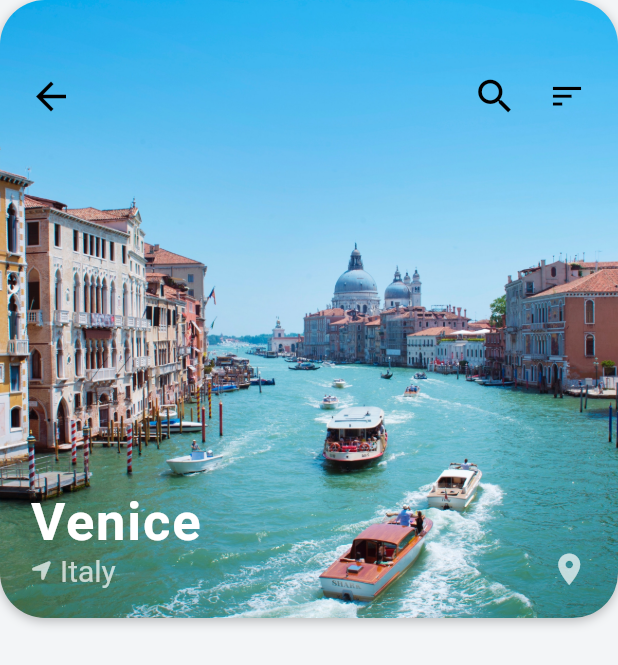
After one commit to nawnguyen/flutter_travel_ui_starter, a Flutter app: the screen it shows after launch, after a tap on an icon or button, on a phone screen of 412 x 824 dp. The commit adds this screen. Shown: the top 665 px of the screen. Run offline on Flutter 3.47's test engine with Material 2 defaults, Android fonts, the phone set to English and light mode, and no system bars; our stand-ins replace font_awesome_flutter; network calls fail.

```diff
--- /dev/null
+++ b/lib/screens/destination_screen.dart
@@ -0,0 +1,125 @@
+import 'package:flutter/cupertino.dart';
+import 'package:flutter/material.dart'
+    show BorderRadius, BoxDecoration, BoxShadow, BuildContext, Colors, Column, Container, IconButton, Icons, MediaQuery, Offset, Scaffold, Stack, State, StatefulWidget, Widget;
+import 'package:flutter_travel_ui_starter/models/destination_model.dart';
+import 'package:font_awesome_flutter/font_awesome_flutter.dart';
+
+class DestinationScreen extends StatefulWidget {
+  final Destination destination;
+
+  DestinationScreen({super.key, required this.destination});
+
+  @override
+  State<DestinationScreen> createState() => _DestinationScreenState();
+}
+
+class _DestinationScreenState extends State<DestinationScreen> {
+  @override
+  Widget build(BuildContext context) {
+    return Scaffold(
+      body: Column(
+        children: <Widget>[
+          Stack(
+            children: <Widget>[
+              Container(
+                height: MediaQuery.of(context).size.width,
+                decoration: BoxDecoration(
+                  borderRadius: BorderRadius.circular(30.0),
+                  boxShadow: const [
+                    BoxShadow(
+                      color: Colors.black26,
+                      offset: Offset(0.0, 2.0),
+                      blurRadius: 6.0,
+                    ),
+                  ],
+                ),
+                child: Hero(
+                  tag: widget.destination.imageUrl,
+                  child: ClipRRect(
+                    borderRadius: BorderRadius.circular(30.0),
+                    child: Image(
+                      image: AssetImage(widget.destination.imageUrl),
+                      fit: BoxFit.cover,
+                    ),
+                  ),
+                ),
+              ),
+              Padding(
+                padding: const EdgeInsets.symmetric(horizontal: 10.0, vertical: 40.0),
+                child: Row(
+                  mainAxisAlignment: MainAxisAlignment.spaceBetween,
+                  children: <Widget>[
+                    IconButton(
+                      icon: const Icon(Icons.arrow_back),
+                      iconSize: 30.0,
+                      color: Colors.black,
+                      onPressed: () => Navigator.pop(context),
+                    ),
+                    Row(children: <Widget>[
+                      IconButton(
+                        icon: const Icon(Icons.search),
+                        iconSize: 30.0,
+                        color: Colors.black,
+                        onPressed: () => Navigator.pop(context),
+                      ),IconButton(
+                        icon: Icon(Icons.sort),
+                        iconSize: 25.0,
+                        color: Colors.black,
+                        onPressed: () => Navigator.pop(context),
+                      ),
+                     ],
+                    ),
+                  ],
+                ),
+              ),
+              Positioned(
+                left: 20.0,
+                bottom: 20.0,
+                child: Column(
+                  crossAxisAlignment: CrossAxisAlignment.start,
+                  children: <Widget>[
+                    Text(
+                      widget.destination.city,
+                      style: const TextStyle(
+                        color: Colors.white,
+                        fontSize: 35.0,
+                        fontWeight: FontWeight.w600,
+                        letterSpacing: 1.2,
+                      ),
+                    ),
+                    Row(
+                      children: [
+                        const Icon(
+                          FontAwesomeIcons.locationArrow,
+                          size: 15.0,
+                          color: Colors.white70,
+                        ),
+                        const SizedBox(width: 5.0),
+                        Text(
+                          widget.destination.country,
+                          style: const TextStyle(
+                            color: Colors.white70,
+                            fontSize: 20.0,
+                          ),
+                        ),
+                      ],
+                    ),
+                  ],
+                ),
+              ),
+              const Positioned(
+                right: 20.0,
+                bottom: 20.0,
+                child: Icon(
+                  Icons.location_on,
+                color: Colors.white70,
+                size: 25.0,
+                ),
+              ),
+            ],
+          )
+        ],
+      ),
+    );
+  }
+}
--- a/lib/screens/home_screen.dart
+++ b/lib/screens/home_screen.dart
@@ -80,9 +80,13 @@ class _HomeScreenState extends State<HomeScreen> {
           ],
         ),
       ),
-
       bottomNavigationBar: BottomNavigationBar(
         currentIndex: _currentTab,
+        onTap: (int value) {
+          setState(() {
+            _currentTab = value;
+          });
+        },
         items: const [
           BottomNavigationBarItem(
             label: '',
@@ -96,7 +100,7 @@ class _HomeScreenState extends State<HomeScreen> {
                 Icons.local_pizza,
                 size: 30.0,
               ),
-            label: '',
+            label: ''
           ),
           BottomNavigationBarItem(
             icon: CircleAvatar(
--- a/lib/widgets/destination_carousel.dart
+++ b/lib/widgets/destination_carousel.dart
@@ -1,4 +1,5 @@
 import 'package:flutter/material.dart';
+import 'package:flutter_travel_ui_starter/screens/destination_screen.dart';
 import 'package:font_awesome_flutter/font_awesome_flutter.dart';
 import '../models/destination_model.dart';
 
@@ -44,7 +45,16 @@ class DestinationCarousel extends StatelessWidget {
             itemCount: destinations.length,
             itemBuilder: (BuildContext context, int index) {
               Destination destination = destinations[index];
-              return Container(
+              return GestureDetector(
+              onTap: () =>Navigator.push(
+                context,
+                MaterialPageRoute(
+                  builder: (_) => DestinationScreen(
+                    destination: destination,
+                  ),
+                ),
+              ),
+                child: Container(
                   margin: const EdgeInsets.all(10.0),
                   width: 210.0,
                   child: Stack(
@@ -98,13 +108,16 @@ class DestinationCarousel extends StatelessWidget {
                         ),
                         child: Stack(
                           children: <Widget>[
-                          ClipRRect(
+                            Hero(
+                              tag: destination.imageUrl,
+                              child: ClipRRect(
                                 borderRadius: BorderRadius.circular(20.0),
                                 child: Image(
                                   height: 180.0,
                                   width: 180.0,
                                   image: AssetImage(destination.imageUrl),
                                   fit: BoxFit.cover,
+                                ),
                               ),
                             ),
                             Positioned(
@@ -137,12 +150,14 @@ class DestinationCarousel extends StatelessWidget {
                                     ),
                                   ],
                                 ),
-                            ],),
+                               ],
+                              ),
                             )
                           ],
                         ),
                         ),
                     ],
+                  ),
                 ),
               );
             },
```
Lines whose indentation alone changed are shown as unchanged.
